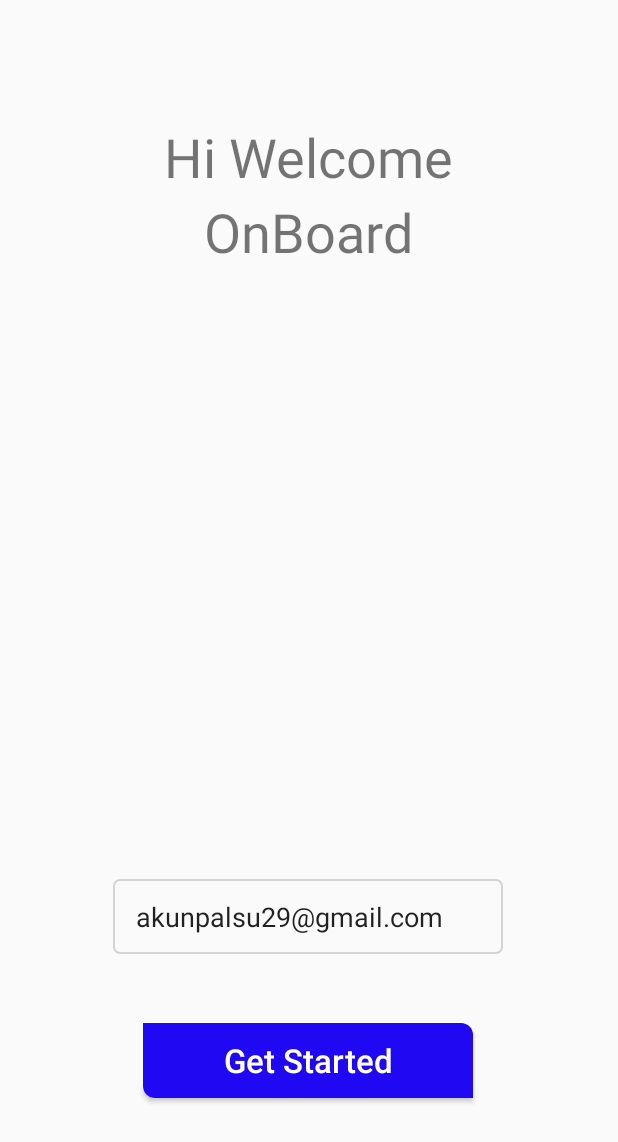
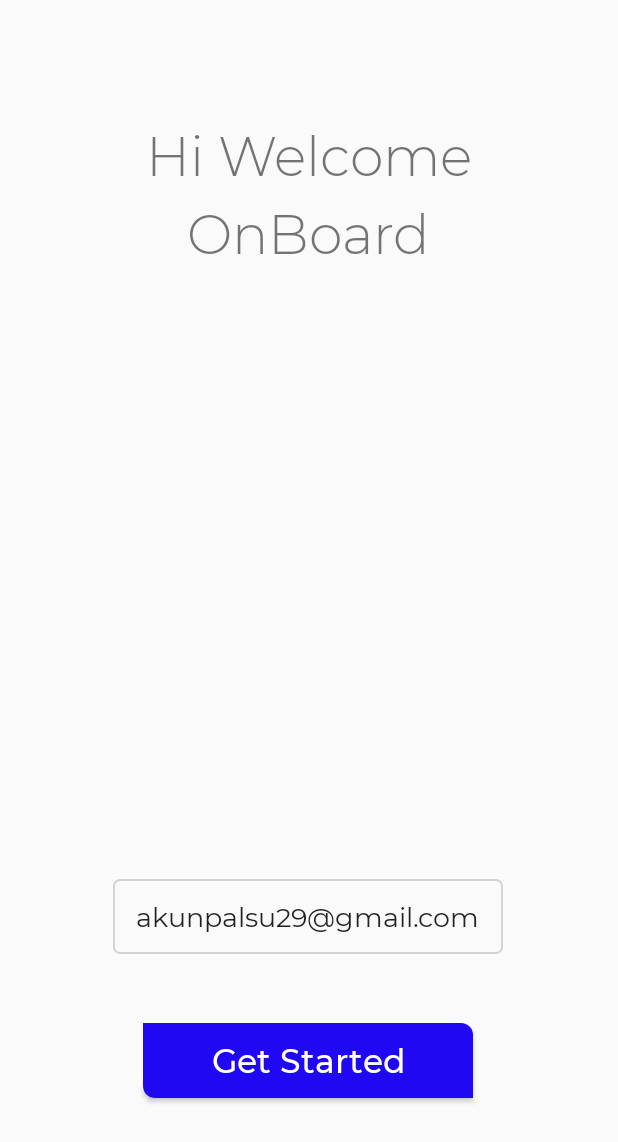
Before and after one commit to jamalakbara/first-android-app, an Android app: the screen it shows after launch (GetStartedActivity), on a phone screen of 412 x 824 dp. Shown: the top 1142 px of the screen. Run offline under Robolectric (Android 15) with nearby library versions, the phone set to English and light mode, and no system bars.

Commit message:
(6b) masukkin font ke res terus ganti font di getstartedxml

```diff
--- a/app/src/main/res/layout/activity_get_started.xml
+++ b/app/src/main/res/layout/activity_get_started.xml
@@ -7,6 +7,7 @@
     tools:context=".GetStartedActivity">
 
     <EditText
+        android:fontFamily="@font/mregular"
         android:id="@+id/email_address"
         android:background="@drawable/bg_input"
         android:paddingLeft="15dp"
@@ -22,6 +23,7 @@
         app:layout_constraintStart_toStartOf="parent" />
 
     <TextView
+        android:fontFamily="@font/mlight"
         android:layout_width="wrap_content"
         android:layout_height="wrap_content"
         android:layout_marginStart="8dp"
@@ -37,6 +39,7 @@
         app:layout_constraintTop_toTopOf="parent" />
 
     <Button
+        android:fontFamily="@font/mmedium"
         android:text="Get Started"
         android:textColor="#ffff"
         android:textSize="22dp"
```
Also changed, not shown: app/src/main/res/font/mlight.ttf (added), app/src/main/res/font/mmedium.ttf (added), app/src/main/res/font/mregular.ttf (added).
